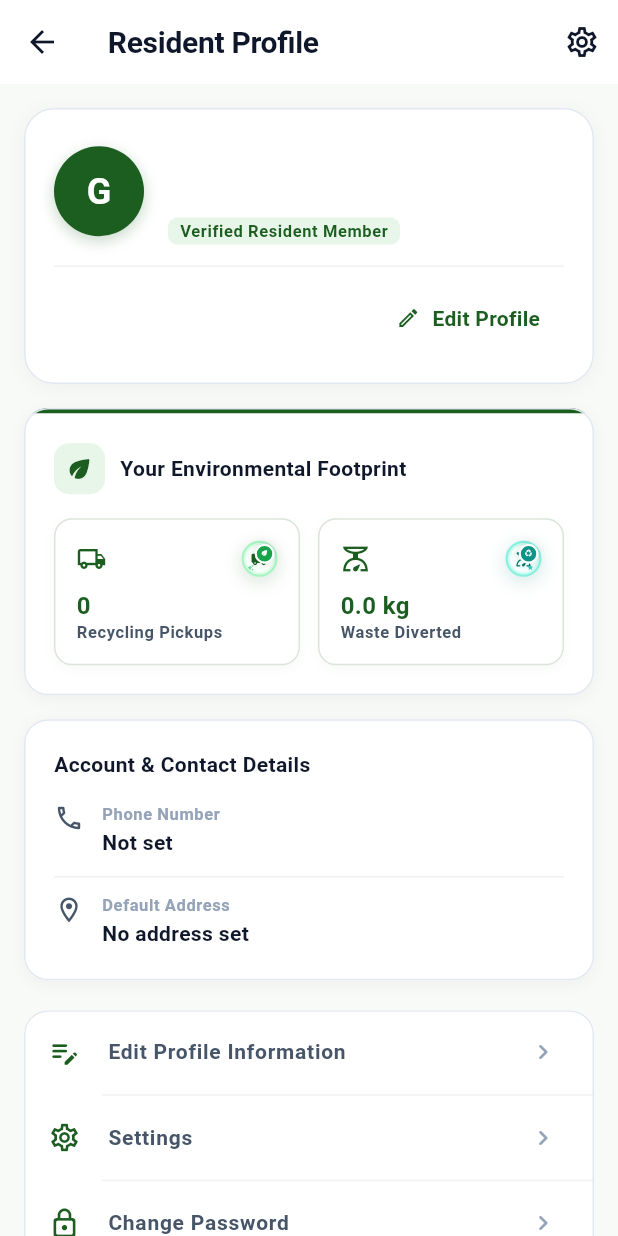
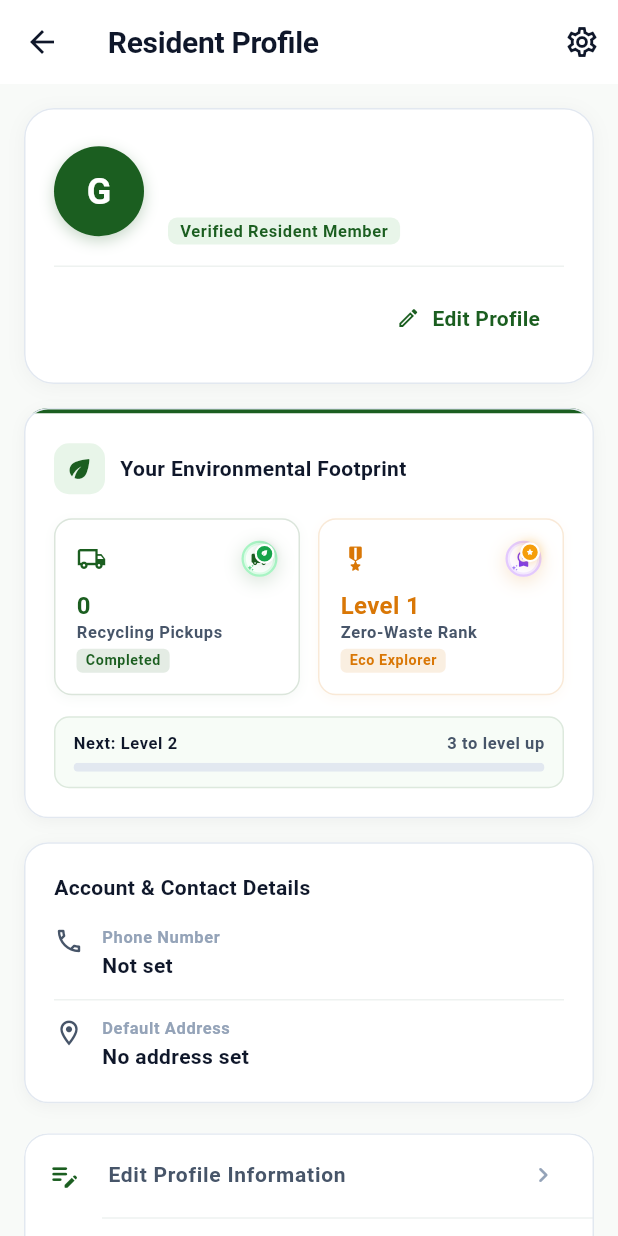
Before and after one commit to Vrutti88/GreenBin, a Flutter app: the ProfileScreen screen opened by its route, on a phone screen of 412 x 824 dp. Run offline on Flutter 3.47's test engine with Material 3 defaults, Android fonts, the phone set to English and light mode, and no system bars; our stand-ins replace cloud_firestore, firebase_auth, firebase_core, shared_preferences; accounts and stored records are empty.

Commit message:
feat(profile): display Zero-Waste Rank and progress; remove diverted weight metric

```diff
--- a/lib/screens/profile/profile_screen.dart
+++ b/lib/screens/profile/profile_screen.dart
@@ -681,6 +681,17 @@ class _ProfileScreenState extends State<ProfileScreen> {
   }
 
   Widget _buildEnvironmentalImpactCard(UserModel? profile) {
+    final totalPickups = profile?.totalPickups ?? 0;
+    final zeroWasteLevel = (totalPickups ~/ 3) + 1;
+    final zeroWasteRank = totalPickups >= 10
+        ? 'Eco Master'
+        : totalPickups >= 5
+            ? 'Eco Champion'
+            : 'Eco Explorer';
+    final pickupsInLevel = totalPickups % 3;
+    final pickupsNeeded = 3 - pickupsInLevel;
+    final levelProgress = (pickupsInLevel / 3.0).clamp(0.0, 1.0);
+
     return Card(
       elevation: 0,
       shape: RoundedRectangleBorder(
@@ -744,27 +755,89 @@ class _ProfileScreenState extends State<ProfileScreen> {
                       ],
                     ),
                     const SizedBox(height: 16),
-                    Row(
+                    IntrinsicHeight(
+                      child: Row(
+                        crossAxisAlignment: CrossAxisAlignment.stretch,
                         children: [
                           Expanded(
                             child: _buildMetricTile(
                               label: 'Recycling Pickups',
-                            value: '${profile?.totalPickups ?? 0}',
+                              value: '$totalPickups',
                               icon: Icons.local_shipping_outlined,
                               illustrationType: StatIllustrationType.pickups,
+                              subtitle: 'Completed',
+                              accentColor: AppColors.primary,
                             ),
                           ),
                           const SizedBox(width: 12),
                           Expanded(
                             child: _buildMetricTile(
-                            label: 'Waste Diverted',
-                            value:
-                                '${(profile?.kgRecycled ?? 0.0).toStringAsFixed(1)} kg',
-                            icon: Icons.scale_outlined,
-                            illustrationType: StatIllustrationType.divertedKg,
+                              label: 'Zero-Waste Rank',
+                              value: 'Level $zeroWasteLevel',
+                              icon: Icons.military_tech_rounded,
+                              illustrationType:
+                                  StatIllustrationType.zeroWasteRank,
+                              subtitle: zeroWasteRank,
+                              accentColor: AppColors.tertiary,
                             ),
                           ),
                         ],
+                      ),
+                    ),
+                    const SizedBox(height: 14),
+                    Container(
+                      padding: const EdgeInsets.symmetric(
+                        horizontal: 12,
+                        vertical: 10,
+                      ),
+                      decoration: BoxDecoration(
+                        color:
+                            AppColors.primaryContainer.withValues(alpha: 0.35),
+                        borderRadius: BorderRadius.circular(10),
+                        border: Border.all(
+                          color: AppColors.primary.withValues(alpha: 0.12),
+                          width: 1,
+                        ),
+                      ),
+                      child: Column(
+                        crossAxisAlignment: CrossAxisAlignment.start,
+                        children: [
+                          Row(
+                            children: [
+                              Expanded(
+                                child: Text(
+                                  'Next: Level ${zeroWasteLevel + 1}',
+                                  style: AppTextStyles.labelSmall.copyWith(
+                                    fontWeight: FontWeight.w700,
+                                    color: AppColors.textPrimary,
+                                  ),
+                                  overflow: TextOverflow.ellipsis,
+                                ),
+                              ),
+                              const SizedBox(width: 8),
+                              Text(
+                                '$pickupsNeeded to level up',
+                                style: AppTextStyles.labelSmall.copyWith(
+                                  color: AppColors.textSecondary,
+                                  fontWeight: FontWeight.w600,
+                                ),
+                              ),
+                            ],
+                          ),
+                          const SizedBox(height: 6),
+                          ClipRRect(
+                            borderRadius: BorderRadius.circular(4),
+                            child: LinearProgressIndicator(
+                              value: levelProgress,
+                              minHeight: 6,
+                              backgroundColor: AppColors.borderLight,
+                              valueColor: const AlwaysStoppedAnimation<Color>(
+                                AppColors.tertiary,
+                              ),
+                            ),
+                          ),
+                        ],
+                      ),
                     ),
                   ],
                 ),
@@ -916,7 +989,10 @@ class _ProfileScreenState extends State<ProfileScreen> {
     required String value,
     required IconData icon,
     StatIllustrationType? illustrationType,
+    String? subtitle,
+    Color? accentColor,
   }) {
+    final color = accentColor ?? AppColors.primary;
     return InteractiveBounce(
       child: Container(
         padding: const EdgeInsets.all(14),
@@ -924,12 +1000,12 @@ class _ProfileScreenState extends State<ProfileScreen> {
           color: AppColors.surfaceLight,
           borderRadius: BorderRadius.circular(12),
           border: Border.all(
-            color: AppColors.primary.withValues(alpha: 0.16),
+            color: color.withValues(alpha: 0.16),
             width: 1,
           ),
           boxShadow: [
             BoxShadow(
-              color: AppColors.primary.withValues(alpha: 0.04),
+              color: color.withValues(alpha: 0.04),
               blurRadius: 6,
               offset: const Offset(0, 2),
             ),
@@ -941,7 +1017,7 @@ class _ProfileScreenState extends State<ProfileScreen> {
             Row(
               mainAxisAlignment: MainAxisAlignment.spaceBetween,
               children: [
-                Icon(icon, size: 20, color: AppColors.primary),
+                Icon(icon, size: 20, color: color),
                 if (illustrationType != null)
                   StatIllustration(
                     type: illustrationType,
@@ -954,15 +1030,42 @@ class _ProfileScreenState extends State<ProfileScreen> {
               value,
               style: AppTextStyles.titleLarge.copyWith(
                 fontWeight: FontWeight.w700,
-                color: AppColors.primary,
+                color: color,
               ),
+              maxLines: 1,
+              overflow: TextOverflow.ellipsis,
             ),
             Text(
               label,
               style: AppTextStyles.labelSmall.copyWith(
                 color: AppColors.textSecondary,
               ),
+              maxLines: 1,
+              overflow: TextOverflow.ellipsis,
             ),
+            if (subtitle != null) ...[
+              const SizedBox(height: 4),
+              Container(
+                padding: const EdgeInsets.symmetric(
+                  horizontal: 6,
+                  vertical: 2,
+                ),
+                decoration: BoxDecoration(
+                  color: color.withValues(alpha: 0.12),
+                  borderRadius: BorderRadius.circular(4),
+                ),
+                child: Text(
+                  subtitle,
+                  style: AppTextStyles.labelSmall.copyWith(
+                    color: color,
+                    fontWeight: FontWeight.w700,
+                    fontSize: 9.5,
+                  ),
+                  maxLines: 1,
+                  overflow: TextOverflow.ellipsis,
+                ),
+              ),
+            ],
           ],
         ),
       ),
```
Also changed, not shown: 1 other file. Lines whose indentation alone changed are shown as unchanged.
